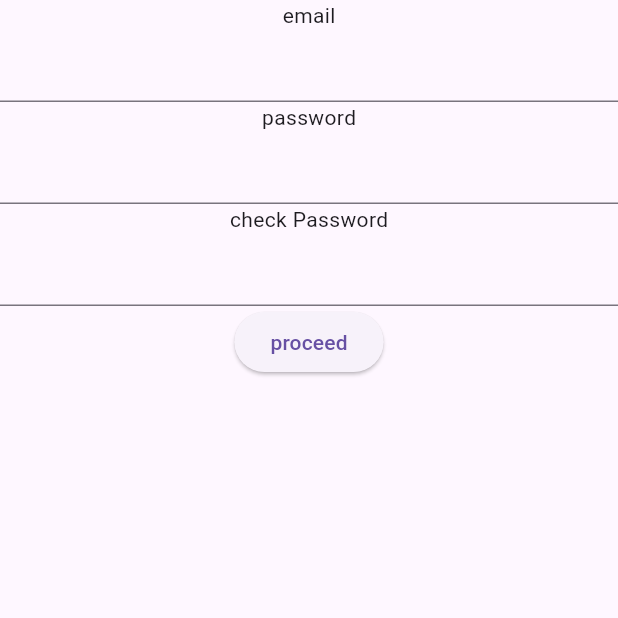
After one commit to zacuel/vertex_virtual, a Flutter app: the LinkAccountScreen screen opened directly, on a phone screen of 412 x 824 dp, the top half of it. The commit adds this screen. Run offline on Flutter 3.47's test engine with Material 3 defaults, Android fonts, the phone set to English and light mode, and no system bars; our stand-ins replace cloud_firestore, firebase_auth, firebase_core, flutter_riverpod, fpdart; accounts and stored records are empty; generated files the repository leaves out were written again; network calls fail.

Commit message:
implement linkAccount function

```diff
--- a/lib/features/auth/auth_controller.dart
+++ b/lib/features/auth/auth_controller.dart
@@ -40,4 +40,14 @@ class AuthController extends StateNotifier<bool> {
     state = false;
     result.fold((l) => showSnackBar(context, l.message), (r) => null);
   }
+
+  linkAccount(BuildContext context, String email, String password) async {
+    state = true;
+    final result = await _authRepository.linkAnonAcount(email, password);
+    state = false;
+    result.fold((l) => showSnackBar(context, l.message), (r) {
+      showSnackBar(context, 'success');
+      Navigator.of(context).pop();
+    });
+  }
 }
--- a/lib/main.dart
+++ b/lib/main.dart
@@ -6,7 +6,7 @@ import 'package:vertex_virtual/features/auth/auth_repository.dart';
 import 'package:vertex_virtual/ui/home_screen.dart';
 import 'package:vertex_virtual/utility/error_loader.dart';
 import 'features/articles/favorite_articles_provider.dart';
-import 'ui/auth_screen.dart';
+import 'ui/auth_screens/auth_screen.dart';
 import 'utility/firebase_tools/firebase_options.dart';
 
 void main() async {
--- /dev/null
+++ b/lib/ui/auth_screens/link_account_screen.dart
@@ -0,0 +1,57 @@
+import 'package:flutter/material.dart';
+import 'package:flutter_riverpod/flutter_riverpod.dart';
+import 'package:vertex_virtual/features/auth/auth_controller.dart';
+
+class LinkAccountScreen extends ConsumerStatefulWidget {
+  const LinkAccountScreen({super.key});
+
+  @override
+  ConsumerState<ConsumerStatefulWidget> createState() => _LinkAccountScreenState();
+}
+
+class _LinkAccountScreenState extends ConsumerState<LinkAccountScreen> {
+  final _emailController = TextEditingController();
+  final _passwordController = TextEditingController();
+  final _passCheckController = TextEditingController();
+
+  @override
+  void dispose() {
+    super.dispose();
+    _emailController.dispose();
+    _passwordController.dispose();
+    _passCheckController.dispose();
+  }
+
+  _submit() {
+    if (_passCheckController.text == _passwordController.text) {
+      ref.read(authControllerProvider.notifier).linkAccount(context, _emailController.text, _passwordController.text);
+    }
+  }
+
+  @override
+  Widget build(BuildContext context) {
+    return Scaffold(
+      body: Center(
+        child: Column(
+          children: [
+            const Text("email"),
+            TextField(
+              controller: _emailController,
+            ),
+            const Text("password"),
+            TextField(
+              controller: _passwordController,
+              obscureText: true,
+            ),
+            const Text('check Password'),
+            TextField(
+              obscureText: true,
+              controller: _passCheckController,
+            ),
+            ElevatedButton(onPressed: _submit, child: const Text("proceed")),
+          ],
+        ),
+      ),
+    );
+  }
+}
```
Also changed, not shown: lib/features/auth/auth_repository.dart (+13 -0 lines), lib/navigation.dart (+14 -1 lines), lib/ui/auth_screens/auth_screen.dart (renamed from lib/ui/auth_screen.dart, +28 -4 lines), lib/ui/home_screen.dart (+24 -2 lines), lib/ui/set_theme_page.dart (added, +17 -0 lines).
